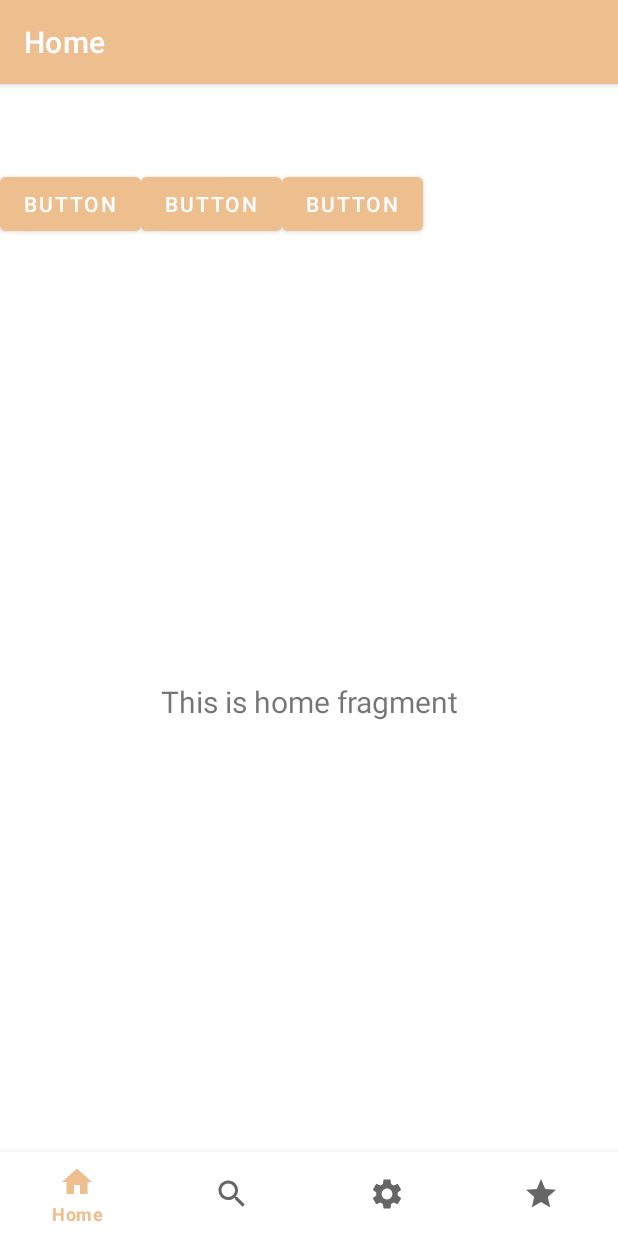
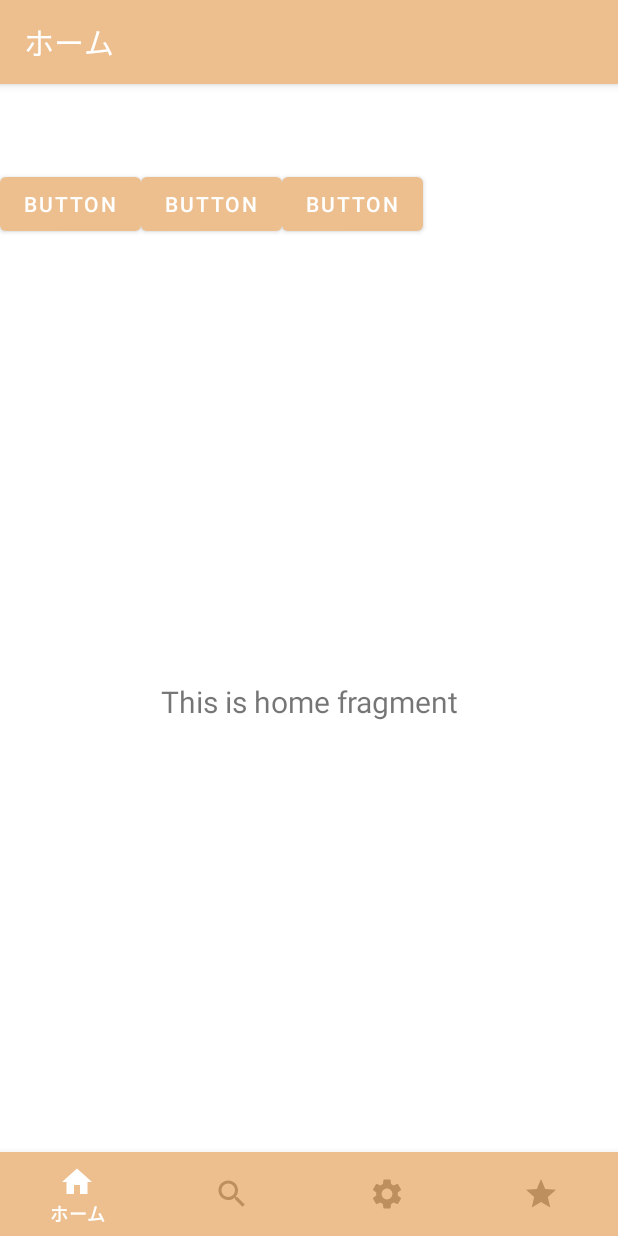
Before and after one commit to keihayashibe3/th225ajisaji, an Android app: the screen it shows after launch (MainActivity), on a phone screen of 412 x 824 dp. Run offline under Robolectric (Android 15) with nearby library versions, the phone set to English and light mode, and no system bars; our stand-ins replace navigation-ui.

Commit message:
テーマカラー変更

```diff
--- /dev/null
+++ b/app/src/main/res/color/bottom_navigation_color.xml
@@ -0,0 +1,5 @@
+<?xml version="1.0" encoding="utf-8"?>
+<selector xmlns:android="http://schemas.android.com/apk/res/android">
+    <item android:state_checked="true" android:color="@color/white" />
+    <item android:state_checked="false" android:color="@color/orange700"/>
+</selector>
--- a/app/src/main/res/layout/activity_main.xml
+++ b/app/src/main/res/layout/activity_main.xml
@@ -12,7 +12,9 @@
         android:layout_height="wrap_content"
         android:layout_marginStart="0dp"
         android:layout_marginEnd="0dp"
-        android:background="?android:attr/windowBackground"
+        android:background="@color/orange500"
+        app:itemIconTint="@color/bottom_navigation_color"
+        app:itemTextColor="@color/bottom_navigation_color"
         app:layout_constraintBottom_toBottomOf="parent"
         app:layout_constraintLeft_toLeftOf="parent"
         app:layout_constraintRight_toRightOf="parent"
--- a/app/src/main/res/values/strings.xml
+++ b/app/src/main/res/values/strings.xml
@@ -1,9 +1,9 @@
 <resources>
     <string name="app_name">th225ajisaji</string>
-    <string name="title_home">Home</string>
-    <string name="title_search">search</string>
-    <string name="title_favorite">favorite</string>
-    <string name="title_setting">Setting</string>
+    <string name="title_home">ホーム</string>
+    <string name="title_search">検索</string>
+    <string name="title_favorite">お気に入り</string>
+    <string name="title_setting">5味調整</string>
     <!-- TODO: Remove or change this placeholder text -->
     <string name="hello_blank_fragment">Hello blank fragment</string>
 </resources>
```
